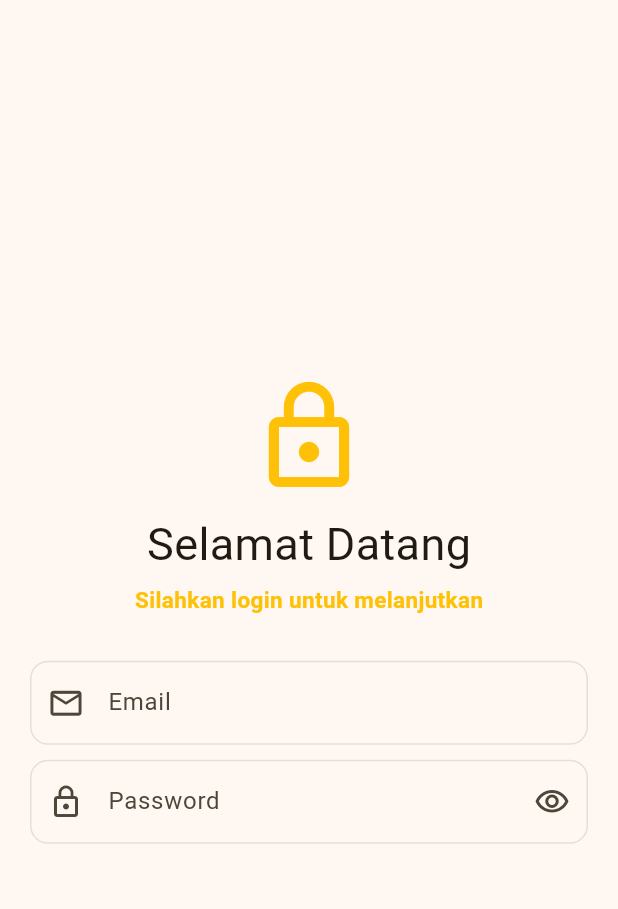
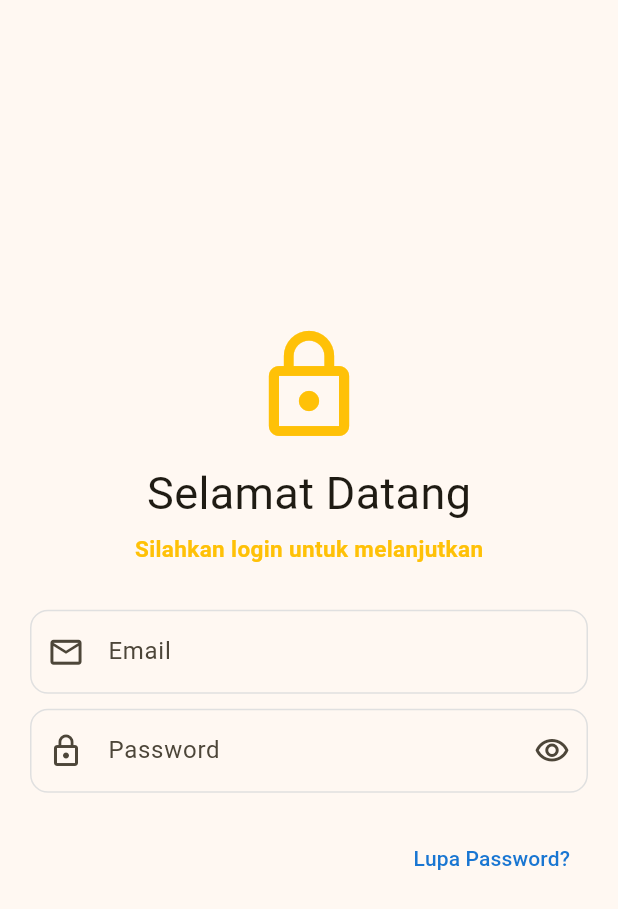
Before and after one commit to sellwia/week6, a Flutter app: the SignInPage screen opened directly, on a phone screen of 412 x 824 dp. Shown: the top 909 px of the screen. Run offline on Flutter 3.47's test engine with Material 3 defaults, Android fonts, the phone set to English and light mode, and no system bars.

Commit message:
menambahkan lupa Password

```diff
--- a/lib/screen/login.dart
+++ b/lib/screen/login.dart
@@ -110,6 +110,20 @@ return Scaffold(
                         ),
 
                 SizedBox(height: 20),
+
+          //lupa password
+
+              Align(
+                  alignment: Alignment.centerRight,
+                  child: TextButton(onPressed: (){},
+                  child: Text('Lupa Password?',
+                  style: TextStyle(color: Colors.blue[700],fontSize: 14),
+                  ),
+                  ),
+                  ),
+
+                SizedBox(height: 20),
+
               ],
             ),
           ),
```
